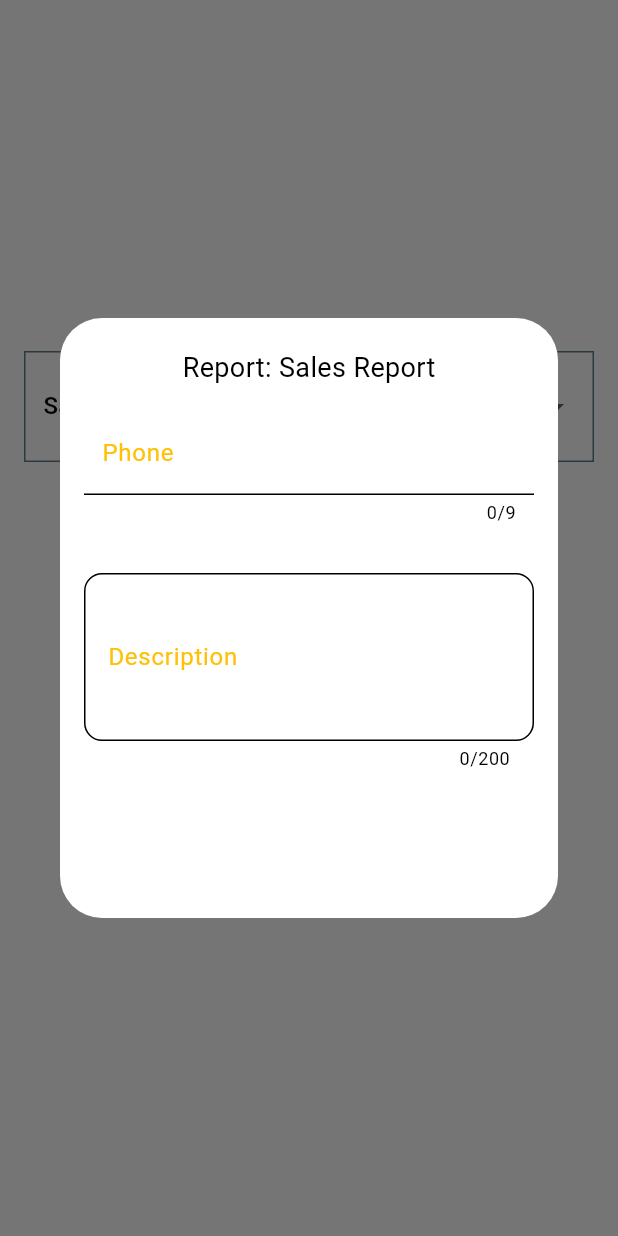
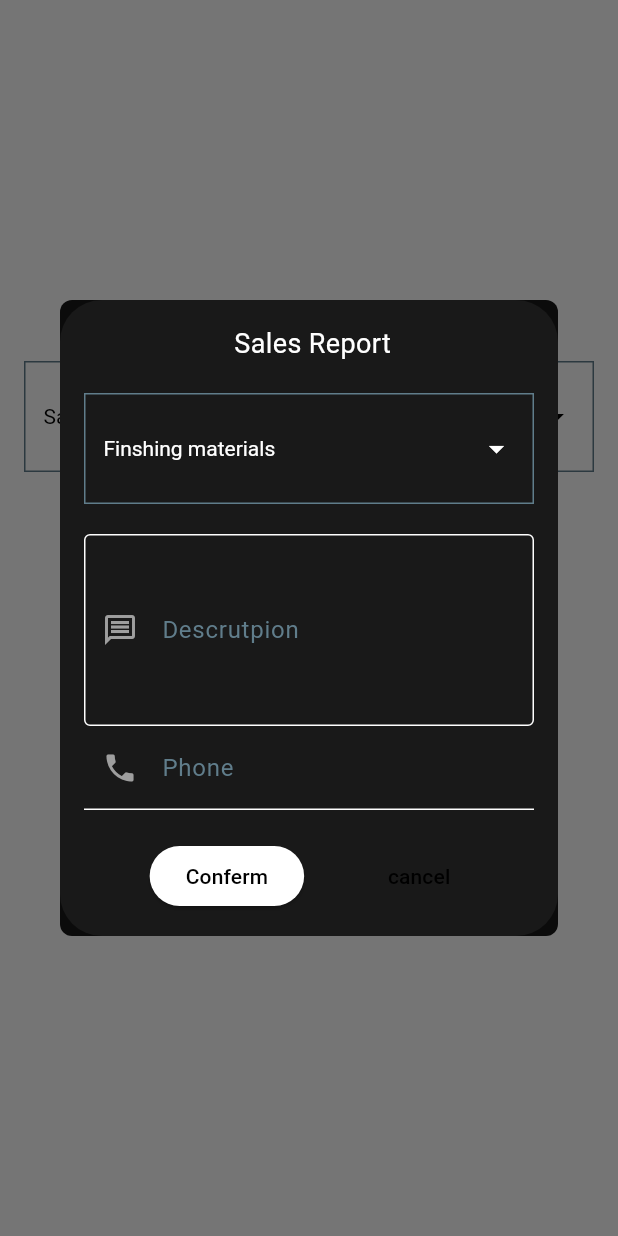
Before and after one commit to m313a313/EMA-Flutter, a Flutter app: the ComplaintDialog screen opened directly, after a tap on "Enter Information", on a phone screen of 412 x 824 dp. Run offline on Flutter 3.47's test engine with Material 3 defaults, Android fonts, the phone set to English and light mode, and no system bars; our stand-ins replace dio, flutter_bloc, flutter_rating_bar, font_awesome_flutter, google_maps_flutter, lite_rolling_switch and 3 more; accounts and stored records are empty.

Commit message:
Update complaint_dialog.dart

```diff
--- a/lib/widgts/complaint_dialog.dart
+++ b/lib/widgts/complaint_dialog.dart
@@ -1,5 +1,4 @@
 import 'package:flutter/material.dart';
-import 'package:flutter/services.dart';
 
 class ComplaintDialog extends StatefulWidget {
   const ComplaintDialog({super.key});
@@ -17,23 +16,22 @@ class _ComplaintDialogState extends State<ComplaintDialog> {
 
   final GlobalKey<FormState> formkey = GlobalKey();
   String selectedReport = 'Sales Report';
+
   @override
   Widget build(BuildContext context) {
+    final colorback = Theme.of(context).colorScheme.background;
+    final Color colorOnBack = Theme.of(context).colorScheme.onBackground;
     return Scaffold(
         body: Column(
       mainAxisAlignment: MainAxisAlignment.spaceEvenly,
       children: [
         Padding(
             padding: const EdgeInsets.symmetric(horizontal: 16),
-          child: Container(
-            decoration: BoxDecoration(
-              border: Border.all(color: Colors.blueGrey),
-            ),
-            child: DropdownButton<String>(
-              padding: EdgeInsets.all(12),
-              underline: const SizedBox(),
-              value: selectedReport,
-              isExpanded: true, // Fill available space
+            child: CustomeDropdownButton(
+              iconEnabledColor: colorOnBack,
+              dropdownColor: colorback,
+              color: colorOnBack,
+              selectedReport: selectedReport,
               items: reportTypes.map((String value) {
                 return DropdownMenuItem<String>(
                   value: value,
@@ -45,9 +43,7 @@ class _ComplaintDialogState extends State<ComplaintDialog> {
                   selectedReport = newValue!;
                 });
               },
-            ),
-          ),
-        ),
+            )),
         // SizedBox(height: 50),
         ElevatedButton(
           onPressed: () {
@@ -57,101 +53,249 @@ class _ComplaintDialogState extends State<ComplaintDialog> {
           child: Text("Enter Information"),
         )
       ],
-    )
-        // Center(
-        //     child: OutlinedButton(
-        //         onPressed: () {
-        //           displayDialog(context);
-        //         },
-        //         child: Text('Press'))),
-
-        );
+    ));
   }
 
   displayDialog(BuildContext context, String selectedReport) {
     showDialog(
         context: context,
         builder: (context) {
+          final colorback = Theme.of(context).colorScheme.background;
+          final Color colorOnBack = Theme.of(context).colorScheme.onBackground;
           return Dialog(
+            // backgroundColor:
+            //     Theme.of(context).colorScheme.onBackground.withOpacity(.9),
             child: Form(
                 key: formkey,
-              child: SizedBox(
-                height: 400,
                 child: SingleChildScrollView(
+                  child: Container(
+                    decoration: BoxDecoration(
+                      borderRadius: BorderRadius.circular(8),
+                      color: colorOnBack.withOpacity(.9),
+                    ),
+                    child: Padding(
+                      padding: const EdgeInsets.all(16.0),
                       child: Column(
-                    //  mainAxisAlignment: MainAxisAlignment.spaceAround,
                         children: [
-                      const SizedBox(
-                        height: 20,
+                          Text(
+                            " $selectedReport",
+                            style: TextStyle(
+                              fontSize: 18,
+                              color: Theme.of(context).colorScheme.background,
                             ),
-                      Text(
-                        "Report: $selectedReport",
-                        style: const TextStyle(fontSize: 18),
                           ),
-                      CustomTextFiled(
-                        filedName: 'Phone',
-                        numericText: true,
-                        maxLentgh: 9,
+                          DropdownDilog(),
+                          TextFormFieldDes(
+                            validator: (data) {
+                              if (data == '') {
+                                return 'Descrutpion is empty';
+                              } else
+                                return null;
+                            },
+                            labelText: 'Descrutpion',
+                            colorback: colorback,
+                            icon: Icons.message_outlined,
+                            maxLines: 4,
                           ),
-                      CustomTextFiled(
-                        filedName: 'Description',
-                        maxline: true,
-                        maxLentgh: 200,
+                          TextFormFieldPhone(
+                            validator: (data) {
+                              if (data == '') {
+                                return 'Phone Num is empty';
+                              } else
+                                return null;
+                            },
+                            labelText: 'Phone',
+                            colorback: colorback,
+                            icon: Icons.phone,
                           ),
+                          Row(
+                            mainAxisAlignment: MainAxisAlignment.spaceEvenly,
+                            children: [
+                              ElevatedButton(
+                                  onPressed: () {
+                                    if (formkey.currentState!.validate()) {
+                                      return;
+                                    }
+                                  },
+                                  child: Text('Conferm')),
+                              TextButton(
+                                  onPressed: () {
+                                    Navigator.pop(context);
+                                  },
+                                  child: Text('cancel')),
+                            ],
+                          )
                         ],
                       ),
                     ),
                   ),
-            ),
+                )),
           );
         });
   }
 }
 
-class CustomTextFiled extends StatelessWidget {
-  const CustomTextFiled({
-    required this.filedName,
-    this.maxline = false,
-    this.numericText = false,
-    this.maxLentgh,
+class TextFormFieldPhone extends StatelessWidget {
+  const TextFormFieldPhone({
     super.key,
+    required this.colorback,
+    this.icon,
+    required this.labelText,
+    this.validator,
   });
-  final String filedName;
-  final int? maxLentgh;
-  final bool maxline, numericText;
+
+  final Color colorback;
+  final IconData? icon;
+  final String labelText;
+  final String? Function(String?)? validator;
   @override
   Widget build(BuildContext context) {
     return Padding(
-      padding: const EdgeInsets.all(16.0),
-      child: Container(
-        child: SizedBox(
-            //   height: 66,
-            width: double.infinity,
-            child: TextField(
-                maxLength: maxLentgh,
-                minLines: maxline ? 4 : 1,
-                maxLines: null,
-                //  keyboardType: maxline ? TextInputType.multiline : null,
+      padding: const EdgeInsets.only(bottom: 20),
+      child: TextFormField(
+        validator: validator,
+        style: TextStyle(color: colorback),
         decoration: InputDecoration(
-                    contentPadding: EdgeInsets.only(
-                        bottom: 4, left: 12, top: 12, right: 12),
-                    labelStyle: TextStyle(color: Colors.amber),
-                    labelText: filedName,
-                    border: maxline
-                        ? OutlineInputBorder(
-                            borderRadius: BorderRadius.circular(12))
-                        : null
-
-                    //    filled: true,
-                    //fillColor: Colors.green
+          prefixIcon: Icon(
+            icon,
+            color: Colors.grey,
           ),
-                keyboardType: numericText ? TextInputType.number : null,
-                inputFormatters: numericText
-                    ? <TextInputFormatter>[
-                        FilteringTextInputFormatter.digitsOnly
-                      ]
-                    : null)),
+          label: Text(
+            labelText,
+            style: TextStyle(color: Colors.blueGrey),
+          ),
+          border:
+              UnderlineInputBorder(borderSide: BorderSide(color: colorback)),
+          enabledBorder: UnderlineInputBorder(
+            borderSide: BorderSide(color: colorback),
+          ),
+          focusedBorder:
+              UnderlineInputBorder(borderSide: BorderSide(color: colorback)),
+        ),
       ),
     );
   }
 }
+
+class TextFormFieldDes extends StatelessWidget {
+  const TextFormFieldDes({
+    super.key,
+    required this.colorback,
+    this.icon,
+    required this.labelText,
+    this.expands = false,
+    this.maxLines = 1,
+    this.validator,
+  });
+
+  final Color colorback;
+  final IconData? icon;
+  final String labelText;
+  final bool expands;
+  final int? maxLines;
+  final String? Function(String?)? validator;
+  @override
+  Widget build(BuildContext context) {
+    return TextFormField(
+      validator: validator,
+      expands: expands,
+      maxLines: maxLines,
+      style: TextStyle(color: colorback),
+      decoration: InputDecoration(
+        prefixIcon: Icon(
+          icon,
+          color: Colors.grey,
+        ),
+        label: Text(
+          labelText,
+          style: TextStyle(color: Colors.blueGrey),
+        ),
+        border: OutlineInputBorder(borderSide: BorderSide(color: colorback)),
+        enabledBorder: OutlineInputBorder(
+          borderSide: BorderSide(color: colorback),
+        ),
+        focusedBorder:
+            OutlineInputBorder(borderSide: BorderSide(color: colorback)),
+      ),
+    );
+  }
+}
+
+class CustomeDropdownButton extends StatelessWidget {
+  const CustomeDropdownButton(
+      {super.key,
+      this.selectedReport,
+      this.items,
+      this.onChanged,
+      this.iconEnabledColor,
+      this.dropdownColor,
+      this.color});
+  final String? selectedReport;
+  final List<DropdownMenuItem<String>>? items;
+  final void Function(String?)? onChanged;
+  final Color? iconEnabledColor;
+  final Color? dropdownColor;
+  final Color? color;
+  @override
+  Widget build(BuildContext context) {
+    return Padding(
+      padding: const EdgeInsets.only(bottom: 20, top: 20),
+      child: Container(
+        decoration: BoxDecoration(
+          border: Border.all(color: Colors.blueGrey),
+        ),
+        child: DropdownButton<String>(
+          iconEnabledColor: iconEnabledColor,
+          dropdownColor: dropdownColor,
+          // Colors.blue.shade300,
+          style: TextStyle(color: color),
+          padding: EdgeInsets.all(12),
+          underline: const SizedBox(),
+          value: selectedReport,
+          isExpanded: true, // Fill available space
+          items: items,
+          onChanged: onChanged,
+        ),
+      ),
+    );
+  }
+}
+
+class DropdownDilog extends StatefulWidget {
+  const DropdownDilog({super.key});
+
+  @override
+  State<DropdownDilog> createState() => _DropdownDilogState();
+}
+
+class _DropdownDilogState extends State<DropdownDilog> {
+  List<String> types = [
+    "Finshing materials",
+    "Not clean",
+    "Expinsive",
+    "Other",
+  ];
+  String selectedTepes = 'Finshing materials';
+  @override
+  Widget build(BuildContext context) {
+    final colorback = Theme.of(context).colorScheme.background;
+    final Color colorOnBack = Theme.of(context).colorScheme.onBackground;
+    return CustomeDropdownButton(
+      iconEnabledColor: colorback,
+      dropdownColor: colorOnBack,
+      color: colorback,
+      selectedReport: selectedTepes,
+      items: types.map((String value) {
+        return DropdownMenuItem<String>(
+          value: value,
+          child: Text(value),
+        );
+      }).toList(),
+      onChanged: (String? newValue) {
+        setState(() {
+          selectedTepes = newValue!;
+        });
+      },
+    );
+  }
+}
```
Lines whose indentation alone changed are shown as unchanged.
